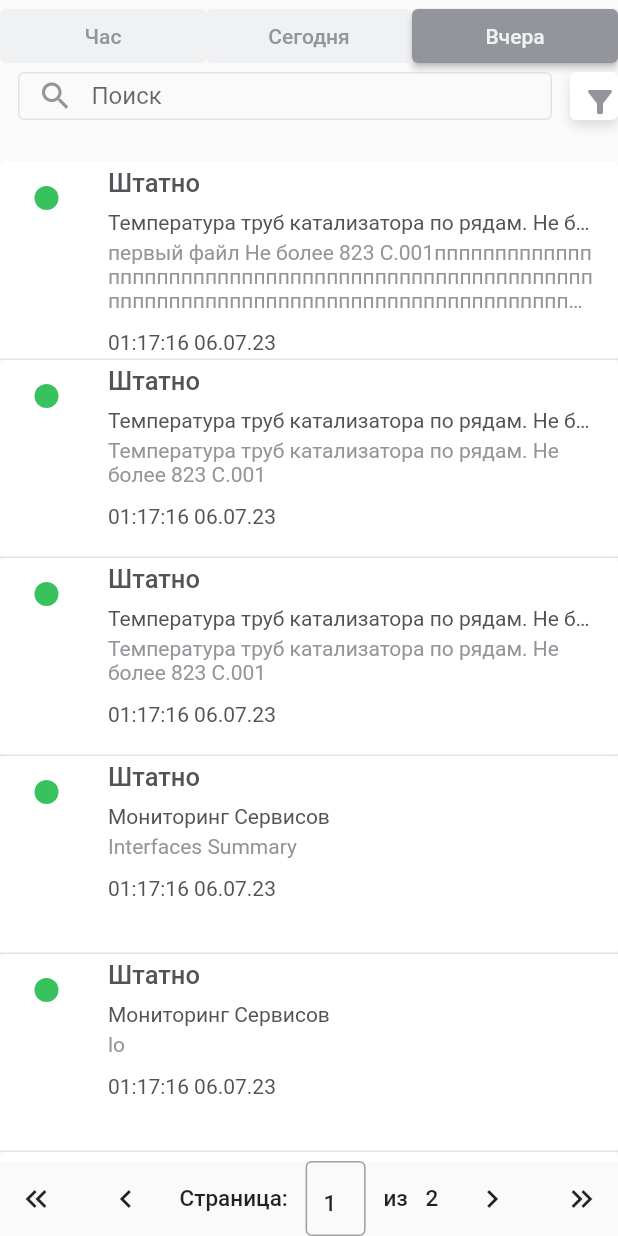
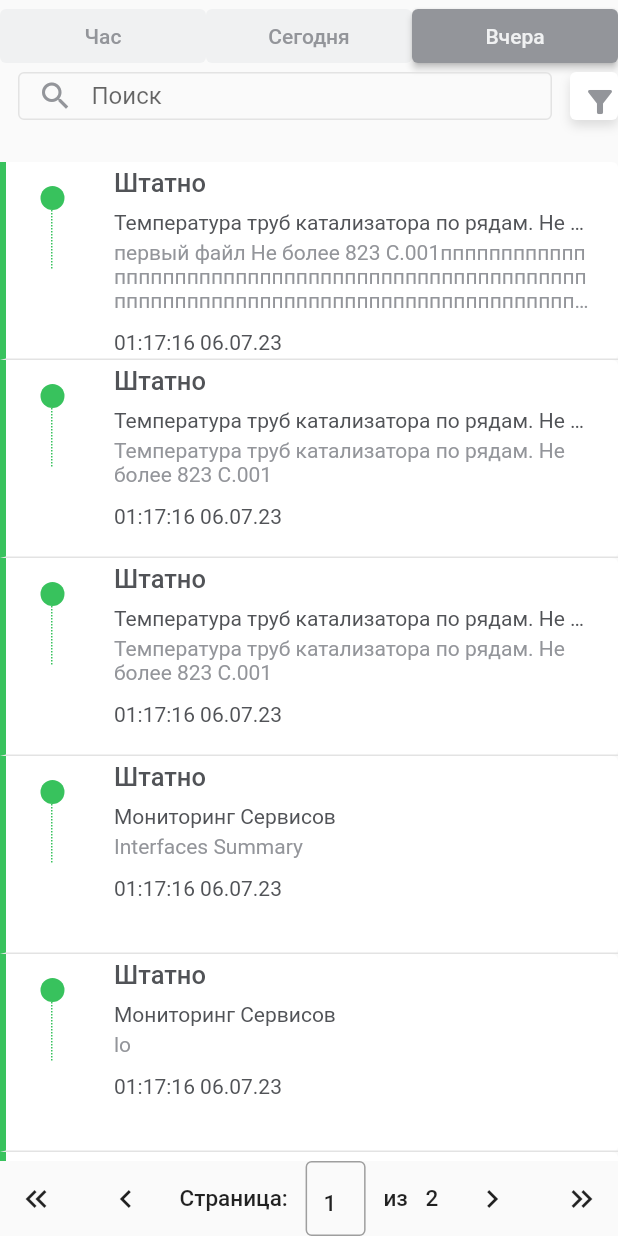
Before and after one commit to podkydish/lutter_mobile, a Flutter app: the screen it shows after launch, after a tap on "Вчера", on a phone screen of 412 x 824 dp. Run offline on Flutter 3.47's test engine with Material 2 defaults, Android fonts, the phone set to English and light mode, and no system bars.

Commit message:
слева полоска

```diff
--- a/lib/main.dart
+++ b/lib/main.dart
@@ -61,6 +61,14 @@ class _MyHomePageState extends State<MyHomePage> {
   int selectedPage = 1;
   bool _isValid = true;
   int countOfPages = 2; //типа пришло от сервера
+  List<Color> myColors = [Color(0xFF4285F4),
+    Color(0xFF38C25D),
+    Color(0xFFFFCA31),
+    Color(0xFFEA4335),
+    Color(0xFFAD2C72),
+    Color(0xFF858B99),
+    Color(0xFFD9E2EC),
+    Color(0xFF4285F4)];
   TimeRange selectedTimeRange = TimeRange.Hour;
   Map<Container, FilterData> filter = {
   Container( height: 24, width: 24, decoration: BoxDecoration(
@@ -95,7 +103,7 @@ class _MyHomePageState extends State<MyHomePage> {
     ),child: const Text('C4'),):FilterData(false,9),
   };
   ColorChangingCircle colorChangingCircle =
-      const ColorChangingCircle(dataIndex: 0, colors: [
+  ColorChangingCircle(dataIndex: 0, colors: [
     Color(0xFF4285F4),
     Color(0xFF38C25D),
     Color(0xFFFFCA31),
@@ -114,7 +122,7 @@ class _MyHomePageState extends State<MyHomePage> {
   }
 
   Future<void> _readAndParseJsonFile() async {
-
+log(DateTime.fromMillisecondsSinceEpoch(int.parse(DateTime.now().millisecondsSinceEpoch.toString().substring(0, 10))).toString());
     try {
       String jsonString ;
 log('execute json with time filter $selectedTimeRange and page $selectedPage');
@@ -700,14 +708,20 @@ if(selectedPage==1) {
                       !(nameContainsQuery || targetNameContainsQuery)) {
                     return const SizedBox.shrink(); // прячем карточку
                   }
-
+                  final int stateIndex = information[index]['state'];
+                  final Color nowColor = colorChangingCircle.colors[stateIndex];
                   return Card(
                     elevation: 0,
                     margin: const EdgeInsets.all(0),
                     child: Container(
-                      decoration: const BoxDecoration(
+                      decoration:  BoxDecoration(
                         border: Border(
-                            bottom: BorderSide(color: Color(0xFFE3E3E3))),
+                            bottom: BorderSide(color: Color(0xFFE3E3E3)),
+                          left: BorderSide(
+                          color: nowColor,
+                          width: 4,
+                        ),
+                        ),
                       ),
                       child: ListTile(
                         leading: ColorChangingCircle(
@@ -875,7 +889,7 @@ if(selectedPage==1) {
                       setState(() {
                         if(selectedPage!=1) {
                           selectedPage -= 1;
-                        }//todo о одному, болван
+                        }
                       });
                       _readAndParseJsonFile();
                       _controller.text = selectedPage.toString();
@@ -1018,10 +1032,11 @@ class ColorChangingCircle extends StatelessWidget {
   final int dataIndex;
   final List<Color> colors;
 
-  const ColorChangingCircle({super.key,
+  const ColorChangingCircle({
+    Key? key,
     required this.dataIndex,
     required this.colors,
-  });
+  }) : super(key: key);
 
   @override
   Widget build(BuildContext context) {
@@ -1045,20 +1060,26 @@ class ColorChangingCircle extends StatelessWidget {
               ),
             ),
           ),
-         /* Positioned(
+          Positioned(
             top: 16,
             left: 14.5,
             bottom: 0,
-            child: Column(
-              children: [
-                Container(
-                  width: 1,
-                  height: 83,
-                  color: color,
-                ),
-              ],
+            child: Container(
+              width: 1,
+              child: Column(
+                children: [
+                  Expanded(
+                    child: DashedLine(
+                      color: color,
+                      height: 83,
+                      dashWidth: 1.0,
+                      dashSpace: 1.0,
+                    ),
+                  ),
+                ],
+              ),
             ),
-          ),*/
+          ),
         ],
       ),
     );
@@ -1066,6 +1087,64 @@ class ColorChangingCircle extends StatelessWidget {
 }
 
 
+class DashedLinePainter extends CustomPainter {
+  final Color color;
+  final double dashWidth;
+  final double dashSpace;
+
+  DashedLinePainter({required this.color, required this.dashWidth, required this.dashSpace});
+
+  @override
+  void paint(Canvas canvas, Size size) {
+    final paint = Paint()
+      ..color = color
+      ..strokeWidth = 1
+      ..style = PaintingStyle.stroke;
+
+    final dashCount = (size.height / (dashWidth + dashSpace)).floor();
+
+    for (int i = 0; i < dashCount; i++) {
+      final startY = i * (dashWidth + dashSpace);
+      canvas.drawLine(
+        Offset(0, startY),
+        Offset(0, startY + dashWidth),
+        paint,
+      );
+    }
+  }
+
+  @override
+  bool shouldRepaint(DashedLinePainter oldPainter) => false;
+}
+
+class DashedLine extends StatelessWidget {
+  final Color color;
+  final double height;
+  final double dashWidth;
+  final double dashSpace;
+
+  DashedLine({
+    required this.color,
+    required this.height,
+    this.dashWidth = 1.0,
+    this.dashSpace = 3.0,
+  });
+
+  @override
+  Widget build(BuildContext context) {
+    return CustomPaint(
+      painter: DashedLinePainter(
+        color: color,
+        dashWidth: dashWidth,
+        dashSpace: dashSpace,
+      ),
+      child: Container(
+        width: 1.0,
+        height: height,
+      ),
+    );
+  }
+}
 
 
 
@@ -1136,8 +1215,11 @@ class FilterData{
 
 // todo стили
 // todo дополнить карточку расширенной инфой
+// todo checkbox
 // todo разобраться со временем now()
 // todo дублирование элементов при фильтрации
+// todo json config глобальный, доступ из всего кода
+// todo анимация свайпвов
 
 /*Входные данный файл с json форматом, в котором для нормального функционирования должны иметься поля:
 * 1. state
```
